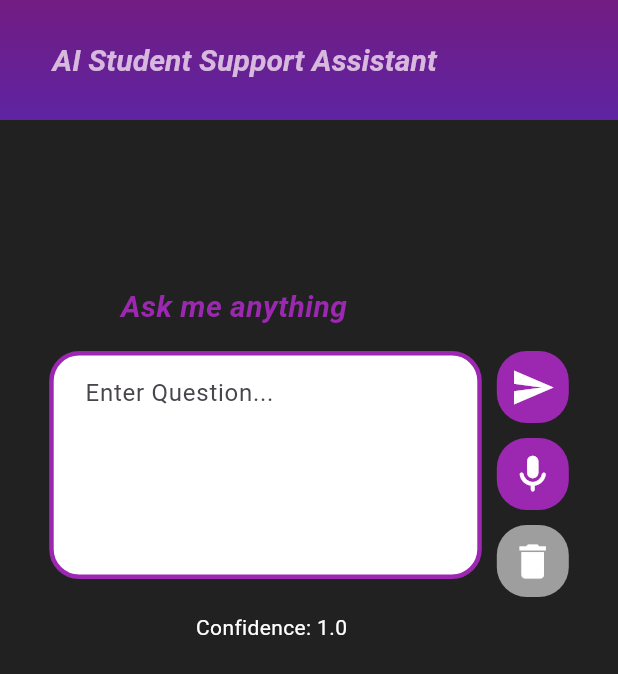
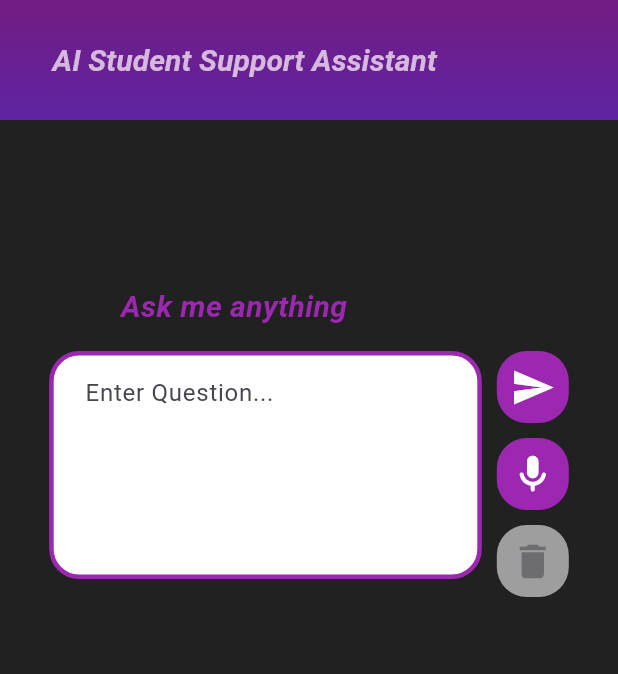
Before and after one commit to susssss23/HackUpc24, a Flutter app: the screen it shows after launch, on a phone screen of 412 x 824 dp. Shown: the top 674 px of the screen. Run offline on Flutter 3.47's test engine with Material 3 defaults, Android fonts, the phone set to English and light mode, and no system bars; our stand-ins replace speech_to_text; Roboto replaces fonts that are missing (Montserrat).

Commit message:
confidence

```diff
--- a/frontend/lib/presentation/screens/my_home_page.dart
+++ b/frontend/lib/presentation/screens/my_home_page.dart
@@ -167,12 +167,14 @@ class _MyHomePageState extends State<MyHomePage> {
               ),
               Padding(
                 padding: const EdgeInsets.only(right: 50.0),
-                child: Text(
-                  'Confidence: $_confidence',
-                  style: const TextStyle(
-                    color: Colors.white,
-                  ),
-                ),
+                child: _confidence != 1.0 ?
+                  Text(
+                    'Confidence: $_confidence',
+                    style: const TextStyle(
+                      color: Colors.white,
+                    ),
+                  ) :
+                  SizedBox(), // Hide the confidence text if not equal to 1.0
               ),
               const SizedBox(
                 height: 30.0,
@@ -211,6 +213,7 @@ class _MyHomePageState extends State<MyHomePage> {
                 log("erase values");
                 _textValueInQuestionBox = '';
                 answerValueInScreen = '';
+                _confidence = 1.0;
               });
             }),
           ],
@@ -272,7 +275,7 @@ class _MyHomePageState extends State<MyHomePage> {
         icon: Icon(icon),
         color: Colors.white,
         iconSize: 30,
-        onPressed: onPressed,
+        onPressed: (icon == Icons.delete && _textValueInQuestionBox == '') ? null : onPressed,
         padding: const EdgeInsets.all(9.0),
         splashRadius: 20,
         constraints: const BoxConstraints(),
```
